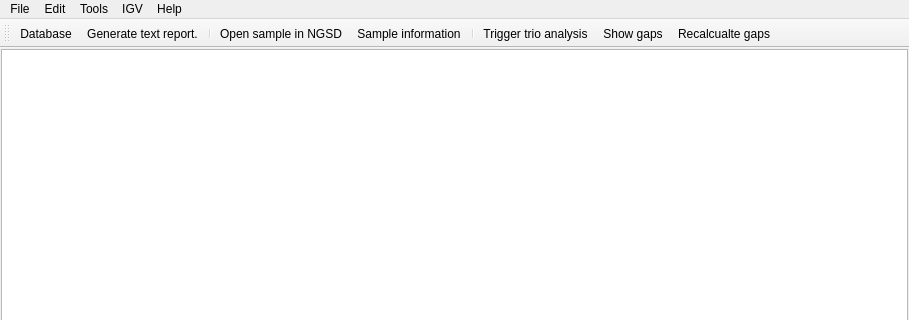
imgag/ngs-bits, file src/GSvar/MainWindow.ui: the form before one commit; both pictures show x 0 to 909 and y 0 to 320 of the 909 by 755 pixel window.
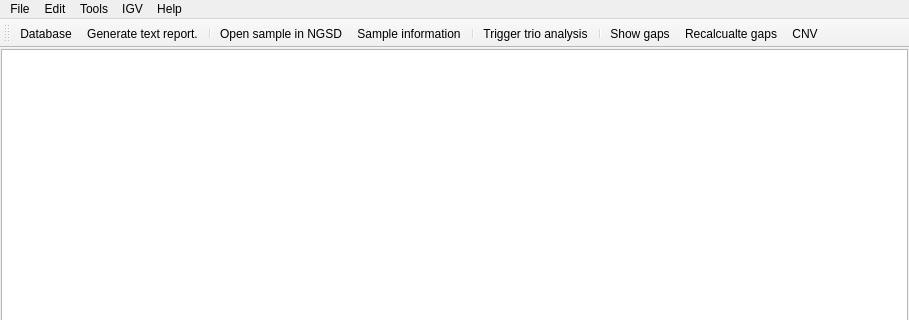
The form after the commit. Icons and pictures are not drawn.

The edit to the form file:
```diff
--- a/src/GSvar/MainWindow.ui
+++ b/src/GSvar/MainWindow.ui
@@ -205,8 +205,10 @@
    <addaction name="actionSampleInformation"/>
    <addaction name="separator"/>
    <addaction name="actionTrio"/>
+   <addaction name="separator"/>
    <addaction name="actionGapsLookup"/>
    <addaction name="actionGapsRecalculate"/>
+   <addaction name="actionCNV"/>
   </widget>
   <action name="actionOpen">
    <property name="text">
@@ -528,6 +530,18 @@
     <string>&lt;html&gt;&lt;head/&gt;&lt;body&gt;&lt;p&gt;Force initialization of IGV next time it is used.&lt;br/&gt;This feature is used e.g. when IGV has crashed.&lt;/p&gt;&lt;/body&gt;&lt;/html&gt;</string>
    </property>
   </action>
+  <action name="actionCNV">
+   <property name="icon">
+    <iconset resource="GSvar.qrc">
+     <normaloff>:/Icons/CopyNumber.png</normaloff>:/Icons/CopyNumber.png</iconset>
+   </property>
+   <property name="text">
+    <string>CNV</string>
+   </property>
+   <property name="toolTip">
+    <string>Show copy-number variants.</string>
+   </property>
+  </action>
  </widget>
  <layoutdefault spacing="6" margin="11"/>
  <resources>
```
